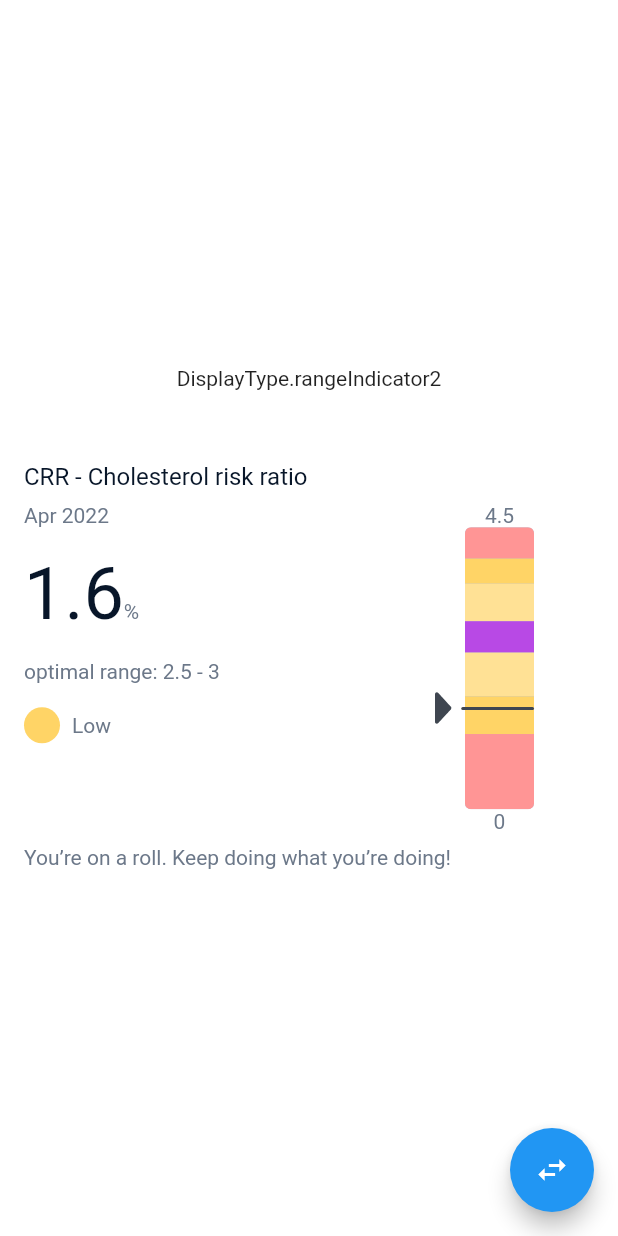
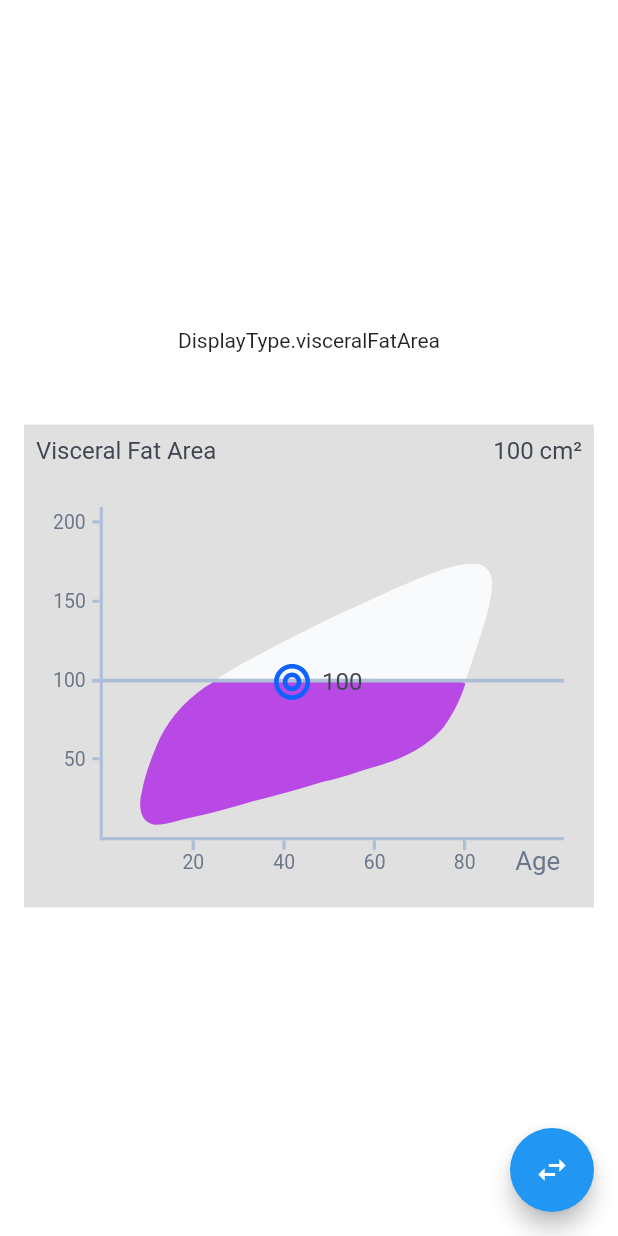
Before and after one commit to quantiome/biomarkers_ui_components, a Flutter app: the screen it shows after launch, after a tap on the "swap horiz" icon, on a phone screen of 412 x 824 dp. Run offline on Flutter 3.47's test engine with Material 2 defaults, Android fonts, the phone set to English and light mode, and no system bars; our stand-ins replace flutter_svg; Roboto replaces fonts that are missing (avenirBook, avenirMedium).

Commit message:
* Added BiomarkerLeanBodyMass widget. * Added BiomarkerVisceralFatArea widget. * Added BiomarkersMuscleFatAnalysis widget. * Updated example app to add new examples. * BiomarkerCardRangeIndicator: Fixed range indicator dot color for values above max and under min.

```diff
--- a/example/lib/app.dart
+++ b/example/lib/app.dart
@@ -4,6 +4,9 @@ import 'package:groqhealth_biomarkers/groqhealth_biomarkers.dart';
 import '../utils/extensions.dart';
 
 enum DisplayType {
+  muscleFatAnalysis,
+  visceralFatArea,
+  leanBodyMass,
   rangeIndicator,
   rangeIndicator2,
   trendLine,
@@ -39,7 +42,7 @@ class _MyHomePage extends StatefulWidget {
 }
 
 class _MyHomePageState extends State<_MyHomePage> {
-  DisplayType _displayType = DisplayType.rangeIndicator;
+  DisplayType _displayType = DisplayType.values.first;
   List<String> errorMessages = [];
 
   @override
@@ -107,6 +110,65 @@ class _MyHomePageState extends State<_MyHomePage> {
 
   List<BiomarkerData> get _biomarkers {
     switch (_displayType) {
+      case DisplayType.muscleFatAnalysis:
+        return [
+          BiomarkerData(
+            value: 80,
+            maxValue: 300,
+            minValue: 40,
+            maxOptimalValue: 100,
+            minOptimalValue: 50,
+            name: 'Weight',
+            time: DateTime(2022, 04),
+            unit: 'lbs',
+          ),
+          BiomarkerData(
+            value: 33,
+            maxValue: 100,
+            minValue: 20,
+            maxOptimalValue: 80,
+            minOptimalValue: 30,
+            name: 'Skeletal Muscle Mass',
+            time: DateTime(2022, 04),
+            unit: 'lbs',
+          ),
+          BiomarkerData(
+            value: 21,
+            maxValue: 200,
+            minValue: 0,
+            maxOptimalValue: 40,
+            minOptimalValue: 0,
+            name: 'Body Fat Mass',
+            time: DateTime(2022, 04),
+            unit: 'lbs',
+          ),
+        ];
+      case DisplayType.visceralFatArea:
+        return [
+          BiomarkerData(
+            value: 100,
+            maxValue: 200,
+            minValue: 0,
+            maxOptimalValue: 100,
+            minOptimalValue: 0,
+            name: 'Visceral Fat Area',
+            time: DateTime(2022, 04),
+            unit: 'cm²',
+          ),
+        ];
+      case DisplayType.leanBodyMass:
+        return [
+          BiomarkerData(
+            value: 10,
+            maxValue: 200,
+            minValue: 0,
+            maxOptimalValue: 70,
+            minOptimalValue: 5,
+            name: 'Lean Body Mass',
+            time: DateTime(2022, 04),
+            unit: 'lbs',
+          ),
+        ];
       case DisplayType.rangeIndicator:
         return [
           BiomarkerData(
@@ -325,7 +387,45 @@ class _MyHomePageState extends State<_MyHomePage> {
   }
 
   @override
-  Widget build(BuildContext context) => Scaffold(
+  Widget build(BuildContext context) {
+    late final Widget child;
+    if (_displayType == DisplayType.muscleFatAnalysis) {
+      child = Container(
+        color: Colors.black12,
+        padding: const EdgeInsets.all(8),
+        child: Align(
+          alignment: Alignment.topLeft,
+          child: BiomarkersMuscleFatAnalysis(
+            weight: _biomarkers[0],
+            skeletalMuscleMass: _biomarkers[1],
+            bodyFatMass: _biomarkers[2],
+          ),
+        ),
+      );
+    } else if (_displayType == DisplayType.visceralFatArea) {
+      child = Container(
+        color: Colors.black12,
+        padding: const EdgeInsets.all(8),
+        child: BiomarkerVisceralFatArea(
+          visceralFatArea: _biomarkers.first.convertToKnownType() as BiomarkerNumber,
+          userAge: 42,
+        ),
+      );
+    } else if (_displayType == DisplayType.leanBodyMass) {
+      child = Container(
+        color: Colors.black12,
+        padding: const EdgeInsets.all(8),
+        child: BiomarkerLeanBodyMass(
+          leanBodyMass: _biomarkers.first.convertToKnownType() as BiomarkerNumber,
+        ),
+      );
+    } else {
+      child = BiomarkerCard(
+        biomarkers: _biomarkers,
+        note: 'You’re on a roll. Keep doing what you’re doing!',
+      );
+    }
+    return Scaffold(
       backgroundColor: Colors.white,
       floatingActionButton: FloatingActionButton(
         onPressed: _onFloatingActionButtonTap,
@@ -343,10 +443,7 @@ class _MyHomePageState extends State<_MyHomePage> {
                   SizedBox(height: 48),
                   ConstrainedBox(
                     constraints: BoxConstraints(maxWidth: 400),
-                      child: BiomarkerCard(
-                        biomarkers: _biomarkers,
-                        note: 'You’re on a roll. Keep doing what you’re doing!',
-                      ),
+                    child: child,
                   ),
                   if (errorMessages.isNotEmpty) ...[
                     const SizedBox(height: 36),
@@ -373,3 +470,4 @@ class _MyHomePageState extends State<_MyHomePage> {
       ),
     );
   }
+}
--- a/example/pubspec.yaml
+++ b/example/pubspec.yaml
@@ -26,7 +26,7 @@ dependencies:
 dev_dependencies:
   flutter_test:
     sdk: flutter
-  flutter_lints: ^1.0.0
+  flutter_lints: ^2.0.1
 
 flutter:
   uses-material-design: true
--- a/lib/groqhealth_biomarkers.dart
+++ b/lib/groqhealth_biomarkers.dart
@@ -9,7 +9,10 @@ export 'src/models/trend_line_point.dart' show TrendLinePoint;
 export 'src/utils/biomarker_validator.dart' show BiomarkerValidator;
 export 'src/utils/biomarker_validator.dart' show BiomarkerValidationResult;
 export 'src/widgets/biomarker_card/biomarker_card.dart' show BiomarkerCard;
+export 'src/widgets/biomarker_lean_body_mass.dart' show BiomarkerLeanBodyMass;
 export 'src/widgets/biomarker_range_indicator.dart' show BiomarkerRangeIndicator;
 export 'src/widgets/biomarker_trend_line.dart' show BiomarkerTrendLine;
+export 'src/widgets/biomarker_visceral_fat_area.dart' show BiomarkerVisceralFatArea;
+export 'src/widgets/biomarkers_muscle_fat_analysis.dart' show BiomarkersMuscleFatAnalysis;
 export 'src/widgets/range_indicator.dart' show RangeIndicator;
 export 'src/widgets/trend_line.dart' show TrendLine;
--- a/lib/src/models/biomarker_number.dart
+++ b/lib/src/models/biomarker_number.dart
@@ -159,6 +159,8 @@ class BiomarkerNumber {
 
   static BiomarkerNumberRange _computeRange({
     required double value,
+    required double maxValue,
+    required double minValue,
     required double? maxOptimalValue,
     required double? minOptimalValue,
     required double? maxBorderlineValue,
@@ -168,6 +170,10 @@ class BiomarkerNumber {
     required double? maxVeryBadValue,
     required double? minVeryBadValue,
   }) {
+    if (value > maxValue || value < minValue) {
+      return BiomarkerNumberRange.unknown;
+    }
+
     if (maxVeryBadValue != null) {
       if (value > maxVeryBadValue) {
         return BiomarkerNumberRange.unknown;
@@ -265,6 +271,8 @@ class BiomarkerNumber {
   }) {
     range = _computeRange(
       value: value,
+      maxValue: maxValue,
+      minValue: minValue,
       maxOptimalValue: maxOptimalValue,
       minOptimalValue: minOptimalValue,
       maxBorderlineValue: maxBorderlineValue,
--- a/lib/src/models/errors.dart
+++ b/lib/src/models/errors.dart
@@ -18,7 +18,7 @@ class BiomarkerProcessingException implements Exception {
   String toString() => "The biomarker '${biomarker.name}'"
       ' of ${biomarker.time.toNumYearNumMonthNumDayString()}'
       ' (with value = ${biomarker.value})'
-      ' has invalid data${errors.isEmpty ? '.' : ':${errors.fold('', (String aggregate, error) => aggregate + '\n - $error')}'}';
+      ' has invalid data${errors.isEmpty ? '.' : ':${errors.fold('', (String aggregate, error) => '$aggregate\n - $error')}'}';
 }
 
 @immutable
@@ -31,7 +31,7 @@ class BiomarkersMismatchException implements Exception {
 
   @override
   String toString() => 'The biomarkers are of mismatching types:'
-      '${biomarkers.fold('', (String aggregate, biomarker) => aggregate + '\n - ${biomarker.name}: ${biomarker.runtimeType}')}';
+      '${biomarkers.fold('', (String aggregate, biomarker) => '$aggregate\n - ${biomarker.name}: ${biomarker.runtimeType}')}';
 }
 
 class BiomarkersDuplicatesException implements Exception {
@@ -43,7 +43,7 @@ class BiomarkersDuplicatesException implements Exception {
 
   @override
   String toString() => 'There is more than one biomarker with the exact same data at these dates:'
-      '${biomarkers.fold('', (String aggregate, biomarker) => aggregate + '\n - ${biomarker.time}')}';
+      '${biomarkers.fold('', (String aggregate, biomarker) => '$aggregate\n - ${biomarker.time}')}';
 }
 
 class BiomarkersDifferentNamesException implements Exception {
@@ -56,5 +56,5 @@ class BiomarkersDifferentNamesException implements Exception {
   @override
   String toString() =>
       'Some of these biomarkers have different names, are you sure they should be displayed together as a group?:'
-      '${biomarkers.fold('', (String aggregate, biomarker) => aggregate + '\n - ${biomarker.name}: ${biomarker.time}')}';
+      '${biomarkers.fold('', (String aggregate, biomarker) => '$aggregate\n - ${biomarker.name}: ${biomarker.time}')}';
 }
--- /dev/null
+++ b/lib/src/utils/assets.dart
@@ -0,0 +1,11 @@
+import 'package:flutter/widgets.dart';
+
+@immutable
+abstract class Assets {
+  static const String _packagePath = 'packages/groqhealth_biomarkers/';
+  static const String _imagesFolder = 'resources/images/';
+  static const String _assetsPath = '$_packagePath$_imagesFolder';
+
+  static const String visceralFatAreaGraph = '${_assetsPath}visceral_fat_area_graph.svg';
+  static const String visceralFatAreaGraphReticle = '${_assetsPath}visceral_fat_area_graph_reticle.svg';
+}
--- a/lib/src/utils/extensions.dart
+++ b/lib/src/utils/extensions.dart
@@ -123,3 +123,9 @@ extension CanvasExtension on Canvas {
 extension PathExtension on Path {
   Path scaled(double scale) => transform(Matrix4.identity().scaled(scale).storage);
 }
+
+extension ListExtension<T> on List<T> {
+  /// Returns the list with the given object inserted between each element.
+  List<T> interlacedWith(T object) =>
+      isEmpty ? [] : List.generate(length * 2 - 1, (index) => index.isEven ? this[index ~/ 2] : object);
+}
--- a/lib/src/utils/text_styles.dart
+++ b/lib/src/utils/text_styles.dart
@@ -74,4 +74,34 @@ abstract class AppTextStyles {
     fontSize: 14,
     fontFamily: AppFonts.avenirBook,
   );
+
+  static const TextStyle biomarkerVisceralFatAreaGraphTitle = TextStyle(
+    color: AppColors.grey700,
+    fontSize: 16,
+    fontFamily: AppFonts.avenirMedium,
+  );
+
+  static const TextStyle biomarkerVisceralFatAreaGraph = TextStyle(
+    color: AppColors.grey700,
+    fontSize: 16,
+    fontFamily: AppFonts.avenirMedium,
+  );
+
+  static const TextStyle biomarkerLeanBodyMassTitle = TextStyle(
+    color: AppColors.grey700,
+    fontSize: 16,
+    fontFamily: AppFonts.avenirMedium,
+  );
+
+  static const TextStyle biomarkerLeanBodyMassText = TextStyle(
+    color: AppColors.grey700,
+    fontSize: 12,
+    fontFamily: AppFonts.avenirMedium,
+  );
+
+  static const TextStyle biomarkersMuscleFatAnalysisText = TextStyle(
+    color: AppColors.grey700,
+    fontSize: 16,
+    fontFamily: AppFonts.avenirMedium,
+  );
 }
--- a/lib/src/widgets/biomarker_card/biomarker_card.dart
+++ b/lib/src/widgets/biomarker_card/biomarker_card.dart
@@ -1,9 +1,9 @@
 import 'package:flutter/material.dart';
-import 'package:groqhealth_biomarkers/src/widgets/biomarker_card/biomarker_card_fallback.dart';
 
 import '../../models/biomarker_data.dart';
 import '../../models/biomarker_number.dart';
 import '../../models/biomarker_string.dart';
+import 'biomarker_card_fallback.dart';
 import 'biomarker_card_range_indicator.dart';
 import 'biomarker_card_string.dart';
 import 'biomarker_card_trend_line.dart';
--- /dev/null
+++ b/lib/src/widgets/biomarker_lean_body_mass.dart
@@ -0,0 +1,44 @@
+import 'package:flutter/material.dart';
+import 'package:flutter/widgets.dart';
+
+import '../models/biomarker_number.dart';
+import '../utils/extensions.dart';
+import '../utils/text_styles.dart';
+
+/// Meant to display a biomarker of type Lean Body Mass with a special UI.
+/// In reality it can display the special UI with any [BiomarkerNumber], it's the caller responsibility to feed the
+/// right biomarker type.
+class BiomarkerLeanBodyMass extends StatelessWidget {
+  final BiomarkerNumber leanBodyMass;
+
+  const BiomarkerLeanBodyMass({
+    Key? key,
+    required this.leanBodyMass,
+  }) : super(key: key);
+
+  @override
+  Widget build(BuildContext context) => Column(
+        crossAxisAlignment: CrossAxisAlignment.start,
+        children: [
+          Row(
+            children: [
+              Expanded(
+                child: Text(
+                  leanBodyMass.name,
+                  style: AppTextStyles.biomarkerLeanBodyMassTitle,
+                ),
+              ),
+              Text(
+                '${leanBodyMass.value.toStringPretty()}${leanBodyMass.unit != null ? ' ${leanBodyMass.unit}' : ''}',
+                style: AppTextStyles.biomarkerLeanBodyMassTitle,
+              ),
+            ],
+          ),
+          const SizedBox(height: 16),
+          const Text(
+            'Lean Body Mass (LBM) = Total Weight – Fat Mass',
+            style: AppTextStyles.biomarkerLeanBodyMassText,
+          ),
+        ],
+      );
+}
--- /dev/null
+++ b/lib/src/widgets/biomarker_visceral_fat_area.dart
@@ -0,0 +1,102 @@
+import 'package:flutter/material.dart';
+import 'package:flutter/widgets.dart';
+import 'package:flutter_svg/svg.dart';
+
+import '../models/biomarker_number.dart';
+import '../utils/assets.dart';
+import '../utils/extensions.dart';
+import '../utils/text_styles.dart';
+
+/// Meant to display a biomarker of type Visceral Fat Area with a special UI.
+/// In reality it can display the special UI with any [BiomarkerNumber], it's the caller responsibility to feed the
+/// right biomarker type.
+class BiomarkerVisceralFatArea extends StatelessWidget {
+  static const double _reticleSize = 24;
+
+  final BiomarkerNumber visceralFatArea;
+  final double userAge;
+
+  const BiomarkerVisceralFatArea({
+    Key? key,
+    required this.visceralFatArea,
+    required this.userAge,
+  }) : super(key: key);
+
+  Widget _buildReticle(double imageWidth) {
+    /// Values are taken from image file.
+    const double imageHeightWidthRatio = 80.911 / 111.4;
+    const double imageOriginWidthRatio = 0.093;
+    const double imageOriginHeightRatio = 0.9;
+    final double imageHeight = imageWidth * imageHeightWidthRatio;
+    const double imageXUnitWidthRatio = 0.00890;
+    const double imageYUnitHeightRatio = 0.00428;
+
+    double reticleX = imageWidth * (imageOriginWidthRatio + imageXUnitWidthRatio * userAge) - _reticleSize * 0.5;
+    double reticleY =
+        imageHeight * (imageOriginHeightRatio - imageYUnitHeightRatio * visceralFatArea.value) - _reticleSize * 0.5;
+
+    /// Cap max X and Y to avoid going out of the image.
+    if (reticleX > imageWidth * 0.92) {
+      reticleX = imageWidth * 0.92;
+    }
+    if (reticleY < 0) {
+      reticleY = 0;
+    }
+
+    return Positioned(
+      left: reticleX,
+      top: reticleY,
+      child: Row(
+        children: [
+          SvgPicture.asset(
+            Assets.visceralFatAreaGraphReticle,
+            width: _reticleSize,
+            height: _reticleSize,
+          ),
+          const SizedBox(width: 8),
+          Text(
+            visceralFatArea.value.toStringPretty(),
+            style: AppTextStyles.biomarkerVisceralFatAreaGraph,
+          ),
+        ],
+      ),
+    );
+  }
+
+  @override
+  Widget build(BuildContext context) => Column(
+        crossAxisAlignment: CrossAxisAlignment.start,
+        children: [
+          Row(
+            children: [
+              Expanded(
+                child: Text(
+                  visceralFatArea.name,
+                  style: AppTextStyles.biomarkerVisceralFatAreaGraph,
+                ),
+              ),
+              Text(
+                '${visceralFatArea.value.toStringPretty()}${visceralFatArea.unit != null ? ' ${visceralFatArea.unit}' : ''}',
+                style: AppTextStyles.biomarkerVisceralFatAreaGraph,
+              ),
+            ],
+          ),
+          const SizedBox(height: 16),
+          Padding(
+            padding: const EdgeInsets.all(12),
+            child: LayoutBuilder(
+              builder: (context, constraints) => Stack(
+                children: [
+                  SvgPicture.asset(
+                    Assets.visceralFatAreaGraph,
+                    width: constraints.maxWidth,
+                    fit: BoxFit.cover,
+                  ),
+                  _buildReticle(constraints.maxWidth),
+                ],
+              ),
+            ),
+          ),
+        ],
+      );
+}
--- /dev/null
+++ b/lib/src/widgets/biomarkers_muscle_fat_analysis.dart
@@ -0,0 +1,92 @@
+import 'package:flutter/material.dart';
+import 'package:flutter/widgets.dart';
+
+import '../models/biomarker_data.dart';
+import '../utils/colors.dart';
+import '../utils/extensions.dart';
+import '../utils/text_styles.dart';
+
+/// Meant to display the 3 biomarkers "Weight", "Skeletal Muscle Mass" and "Body Fat Mass" with a special UI.
+/// In reality it can display the special UI with any [BiomarkerData], it's the caller responsibility to feed the
+/// right biomarker type.
+class BiomarkersMuscleFatAnalysis extends StatelessWidget {
+  final BiomarkerData? weight;
+  final BiomarkerData? skeletalMuscleMass;
+  final BiomarkerData? bodyFatMass;
+
+  const BiomarkersMuscleFatAnalysis({
+    Key? key,
+    required this.weight,
+    required this.skeletalMuscleMass,
+    required this.bodyFatMass,
+  }) : super(key: key);
+
+  Widget _buildBioMarker({
+    required BuildContext context,
+    required BiomarkerData bioMarker,
+  }) {
+    double barWidthRatio = 0;
+    final double? minValue = bioMarker.minValue;
+    final double? maxValue = bioMarker.maxValue;
+    if (bioMarker.value is num && minValue != maxValue && maxValue != null && minValue != null) {
+      barWidthRatio = (bioMarker.value as num).toDouble().normalize(minValue, maxValue);
+    }
+    return Column(
+      crossAxisAlignment: CrossAxisAlignment.start,
+      children: [
+        Text(
+          bioMarker.name,
+          style: AppTextStyles.biomarkersMuscleFatAnalysisText,
+        ),
+        const SizedBox(height: 4),
+        Row(
+          mainAxisSize: MainAxisSize.min,
+          children: [
+            Flexible(
+              child: LayoutBuilder(
+                builder: (context, constraints) {
+                  final double barLength = barWidthRatio * constraints.maxWidth;
+                  return Container(
+                    height: 15,
+                    width: barLength,
+                    decoration: BoxDecoration(
+                      color: AppColors.purple500,
+                      borderRadius: BorderRadius.circular(4),
+                    ),
+                  );
+                },
+              ),
+            ),
+            if (barWidthRatio != 0) const SizedBox(width: 6),
+            Text(
+              bioMarker.value is num ? (bioMarker.value as num).toStringPretty() : bioMarker.value?.toString() ?? '',
+              style: AppTextStyles.biomarkersMuscleFatAnalysisText,
+            ),
+          ],
+        ),
+      ],
+    );
+  }
+
+  @override
+  Widget build(BuildContext context) => Column(
+        crossAxisAlignment: CrossAxisAlignment.start,
+        children: [
+          if (weight != null)
+            _buildBioMarker(
+              context: context,
+              bioMarker: weight!,
+            ),
+          if (skeletalMuscleMass != null)
+            _buildBioMarker(
+              context: context,
+              bioMarker: skeletalMuscleMass!,
+            ),
+          if (bodyFatMass != null)
+            _buildBioMarker(
+              context: context,
+              bioMarker: bodyFatMass!,
+            ),
+        ].interlacedWith(const SizedBox(height: 16)),
+      );
+}
--- a/pubspec.yaml
+++ b/pubspec.yaml
@@ -10,13 +10,17 @@ dependencies:
   flutter:
     sdk: flutter
   intl: ^0.17.0
+  flutter_svg: ^1.1.1+1
 
 dev_dependencies:
   flutter_test:
     sdk: flutter
-  flutter_lints: ^1.0.0
+  flutter_lints: ^2.0.1
 
 flutter:
+  assets:
+    - resources/images/
+    - resources/images/quantiome_icon_android.png
   fonts:
     - family: avenirRoman
       fonts:
```
Also changed, not shown: example/pubspec.lock, resources/images/quantiome_icon_android.png (added), resources/images/visceral_fat_area_graph.svg (added), resources/images/visceral_fat_area_graph_reticle.svg (added), 3 other files. Lines whose indentation alone changed are shown as unchanged.
